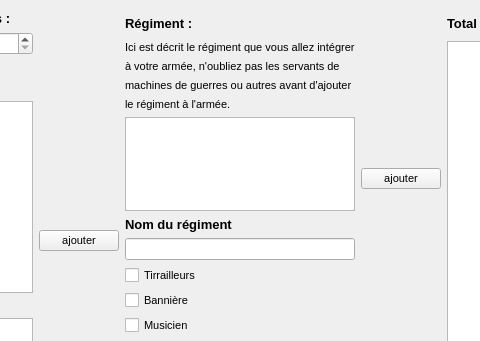
Qt form warhole/armywindow.ui (kaosphere/Warhole) before a commit; both pictures show x 444 to 924 and y 0 to 341 of the 1132 by 727 pixel window.
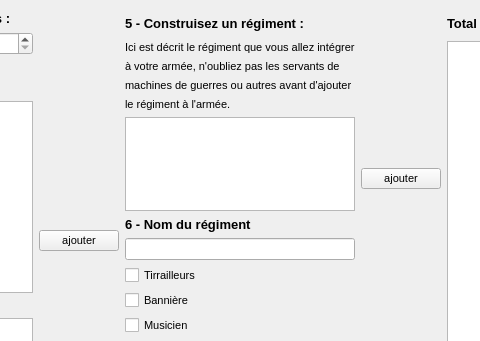
The same form after that commit.

Patch:
```diff
--- a/warhole/armywindow.ui
+++ b/warhole/armywindow.ui
@@ -193,7 +193,7 @@
               </font>
              </property>
              <property name="text">
-              <string>Régiment : </string>
+              <string>5 - Construisez un régiment : </string>
              </property>
             </widget>
            </item>
@@ -258,7 +258,7 @@
                 </font>
                </property>
                <property name="text">
-                <string>Nom du régiment</string>
+                <string>6 - Nom du régiment</string>
                </property>
               </widget>
              </item>
```
